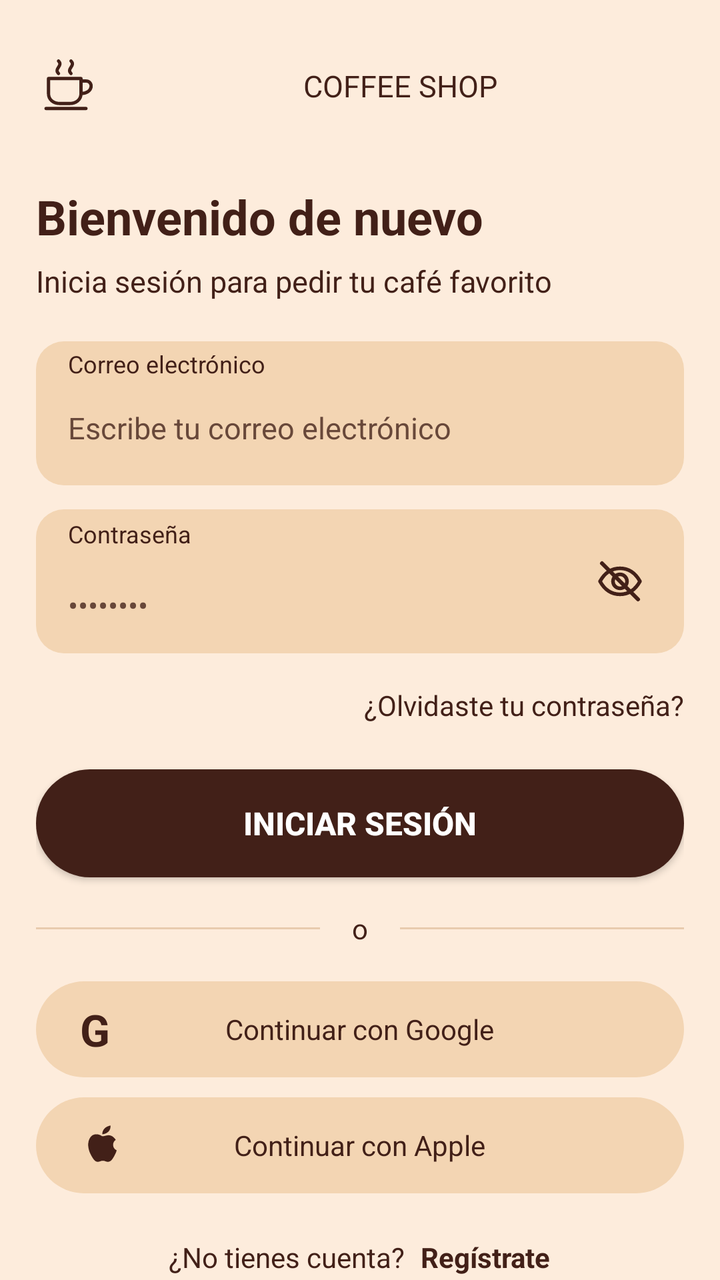
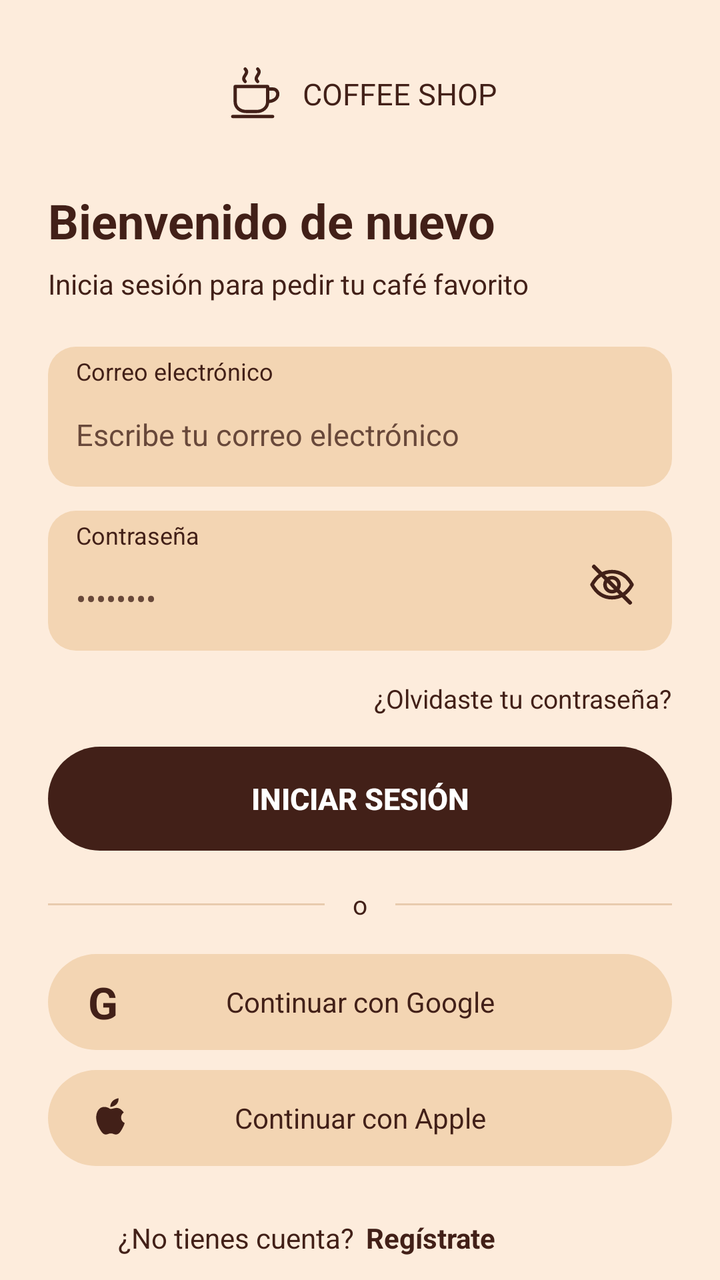

Two renders of the same Android screen: before a commit and after it. Below are the layout's source before the change and the commit's diff.
<!-- AndroidManifest.xml: application theme Theme.CoffeShop -->
<!-- res/layout/activity_login.xml -->
<?xml version="1.0" encoding="utf-8"?>
<androidx.constraintlayout.widget.ConstraintLayout
    xmlns:android="http://schemas.android.com/apk/res/android"
    xmlns:app="http://schemas.android.com/apk/res-auto"
    xmlns:tools="http://schemas.android.com/tools"
    android:id="@+id/main"
    android:layout_width="match_parent"
    android:layout_height="match_parent"
    android:background="#FDECDC"
    tools:context=".Vista.login">

    <ScrollView
        android:layout_width="0dp"
        android:layout_height="0dp"
        android:fillViewport="true"
        android:scrollbars="none"
        app:layout_constraintWidth_max="384dp"
        app:layout_constraintTop_toTopOf="parent"
        app:layout_constraintBottom_toBottomOf="parent"
        app:layout_constraintStart_toStartOf="parent"
        app:layout_constraintEnd_toEndOf="parent">

        <LinearLayout
            android:layout_width="match_parent"
            android:layout_height="wrap_content"
            android:orientation="vertical"
            android:paddingStart="18dp"
            android:paddingEnd="18dp"
            android:paddingTop="28dp"
            android:paddingBottom="16dp">

            
            <TextView
                android:layout_width="match_parent"
                android:layout_height="30dp"
                android:gravity="center"
                android:drawableStart="@drawable/ic_coffee"
                android:drawablePadding="10dp"
                android:text="@string/nombre_coffee"
                android:textColor="#422018"
                android:textSize="15sp"/>

            
            <TextView
                android:id="@+id/txtBienvenida"
                android:layout_width="match_parent"
                android:layout_height="wrap_content"
                android:layout_marginTop="34dp"
                android:text="@string/bienvenida"
                android:textColor="#422018"
                android:textSize="24sp"
                android:textStyle="bold"/>

            <TextView
                android:id="@+id/txtSubtitulo"
                android:layout_width="match_parent"
                android:layout_height="wrap_content"
                android:layout_marginTop="6dp"
                android:text="@string/subtitulo_login"
                android:textColor="#422018"
                android:textSize="15sp"/>

            
            <LinearLayout
                android:layout_width="match_parent"
                android:layout_height="72dp"
                android:layout_marginTop="20dp"
                android:background="@drawable/bg_campo"
                android:orientation="vertical"
                android:paddingStart="16dp"
                android:paddingEnd="12dp"
                android:paddingTop="3dp"
                android:paddingBottom="3dp">

                <TextView
                    android:layout_width="match_parent"
                    android:layout_height="wrap_content"
                    android:labelFor="@id/txtCorreo"
                    android:text="@string/correo"
                    android:textColor="#422018"
                    android:textSize="12sp"/>

                <EditText
                    android:id="@+id/txtCorreo"
                    android:layout_width="match_parent"
                    android:layout_height="48dp"
                    android:background="@null"
                    android:hint="@string/hint_correo"
                    android:inputType="textEmailAddress"
                    android:autofillHints="emailAddress"
                    android:imeOptions="actionNext"
                    android:singleLine="true"
                    android:padding="0dp"
                    android:textColor="#422018"
                    android:textColorHint="#68483A"
                    android:textSize="15sp"/>

            </LinearLayout>

            
            <androidx.constraintlayout.widget.ConstraintLayout
                android:layout_width="match_parent"
                android:layout_height="72dp"
                android:layout_marginTop="12dp"
                android:background="@drawable/bg_campo"
                android:paddingStart="16dp"
                android:paddingEnd="8dp">

                <TextView
                    android:id="@+id/lblContrasena"
                    android:layout_width="wrap_content"
                    android:layout_height="wrap_content"
                    android:layout_marginTop="4dp"
                    android:labelFor="@id/txtContrasena"
                    android:text="@string/contrasena"
                    android:textColor="#422018"
                    android:textSize="12sp"
                    app:layout_constraintTop_toTopOf="parent"
                    app:layout_constraintStart_toStartOf="parent"/>

                <EditText
                    android:id="@+id/txtContrasena"
                    android:layout_width="0dp"
                    android:layout_height="48dp"
                    android:background="@null"
                    android:hint="@string/hint_contrasena"
                    android:inputType="textPassword"
                    android:autofillHints="password"
                    android:imeOptions="actionDone"
                    android:singleLine="true"
                    android:padding="0dp"
                    android:textColor="#422018"
                    android:textColorHint="#68483A"
                    android:textSize="15sp"
                    app:layout_constraintStart_toStartOf="parent"
                    app:layout_constraintEnd_toStartOf="@id/btnVerContrasena"
                    app:layout_constraintBottom_toBottomOf="parent"/>

                
                <ImageButton
                    android:id="@+id/btnVerContrasena"
                    android:layout_width="48dp"
                    android:layout_height="48dp"
                    android:background="?attr/selectableItemBackgroundBorderless"
                    android:src="@drawable/ic_ojo_cerrado"
                    android:padding="12dp"
                    android:contentDescription="@string/mostrar_contrasena"
                    app:layout_constraintEnd_toEndOf="parent"
                    app:layout_constraintTop_toTopOf="parent"
                    app:layout_constraintBottom_toBottomOf="parent"/>

            </androidx.constraintlayout.widget.ConstraintLayout>

            
            <TextView
                android:id="@+id/txtOlvidasteContrasena"
                android:layout_width="match_parent"
                android:layout_height="48dp"
                android:layout_marginTop="2dp"
                android:gravity="center_vertical|end"
                android:text="@string/recuperar"
                android:textColor="#422018"
                android:textSize="14sp"

                android:clickable="true"
                android:focusable="true"/>

            
            <androidx.appcompat.widget.AppCompatButton
                android:id="@+id/btnIniciarSesion"
                android:layout_width="match_parent"
                android:layout_height="54dp"
                android:layout_marginTop="8dp"
                android:background="@drawable/bg_boton"
                android:backgroundTint="#422018"
                app:backgroundTint="#422018"
                android:text="@string/iniciar_sesion"
                android:textAllCaps="false"
                android:textColor="#FFFFFF"
                android:textSize="16sp"
                android:textStyle="bold"
                android:elevation="0dp"/>

            
            <LinearLayout
                android:layout_width="match_parent"
                android:layout_height="wrap_content"
                android:layout_marginTop="16dp"
                android:gravity="center_vertical"
                android:orientation="horizontal">

                <View
                    android:layout_width="0dp"
                    android:layout_height="1dp"
                    android:layout_weight="1"
                    android:background="#E8CBAE"/>

                <TextView
                    android:layout_width="wrap_content"
                    android:layout_height="wrap_content"
                    android:layout_marginStart="16dp"
                    android:layout_marginEnd="16dp"
                    android:text="@string/separador"
                    android:textColor="#422018"
                    android:textSize="14sp"/>

                <View
                    android:layout_width="0dp"
                    android:layout_height="1dp"
                    android:layout_weight="1"
                    android:background="#E8CBAE"/>

            </LinearLayout>

            
            <FrameLayout
                android:id="@+id/btnGoogle"
                android:layout_width="match_parent"
                android:layout_height="48dp"
                android:layout_marginTop="17dp"
                android:background="@drawable/bg_social"
                android:clickable="true"
                android:focusable="true"
                android:contentDescription="@string/google">

                <TextView
                    android:layout_width="wrap_content"
                    android:layout_height="wrap_content"
                    android:layout_gravity="start|center_vertical"
                    android:layout_marginStart="22dp"
                    android:text="@string/letra_google"
                    android:textColor="#422018"
                    android:textSize="22sp"
                    android:textStyle="bold"/>

                <TextView
                    android:layout_width="wrap_content"
                    android:layout_height="wrap_content"
                    android:layout_gravity="center"
                    android:text="@string/google"
                    android:textColor="#422018"
                    android:textSize="14sp"/>

            </FrameLayout>

            
            <FrameLayout
                android:id="@+id/btnApple"
                android:layout_width="match_parent"
                android:layout_height="48dp"
                android:layout_marginTop="10dp"
                android:background="@drawable/bg_social"
                android:clickable="true"
                android:focusable="true"
                android:contentDescription="@string/apple">

                <ImageView
                    android:layout_width="22dp"
                    android:layout_height="22dp"
                    android:layout_gravity="start|center_vertical"
                    android:layout_marginStart="22dp"
                    android:src="@drawable/ic_apple"
                    android:contentDescription="@null"/>

                <TextView
                    android:layout_width="wrap_content"
                    android:layout_height="wrap_content"
                    android:layout_gravity="center"
                    android:text="@string/apple"
                    android:textColor="#422018"
                    android:textSize="14sp"/>

            </FrameLayout>

            
            <LinearLayout
                android:layout_width="match_parent"
                android:layout_height="48dp"
                android:layout_marginTop="8dp"
                android:gravity="center"
                android:orientation="horizontal">

                <TextView
                    android:layout_width="wrap_content"
                    android:layout_height="wrap_content"
                    android:text="@string/sin_cuenta"
                    android:textColor="#422018"
                    android:textSize="14sp"/>

                <TextView
                    android:id="@+id/txtRegistrate"
                    android:layout_width="wrap_content"
                    android:layout_height="48dp"
                    android:minWidth="48dp"
                    android:layout_marginStart="8dp"
                    android:gravity="center"
                    android:text="@string/registrate"
                    android:textColor="#422018"
                    android:textSize="14sp"
                    android:textStyle="bold"

                    android:clickable="true"
                    android:focusable="true"/>

            </LinearLayout>

        </LinearLayout>

    </ScrollView>

</androidx.constraintlayout.widget.ConstraintLayout>
<!-- resources referenced by this layout -->
<resources>
  <!-- drawable bg_boton (drawable) -->
  <?xml version="1.0" encoding="utf-8"?>
  <shape xmlns:android="http://schemas.android.com/apk/res/android">
      <solid android:color="#43241B" />
      <corners android:radius="30dp" />
  </shape>
  <!-- drawable bg_campo (drawable) -->
  <?xml version="1.0" encoding="utf-8"?>
  <shape xmlns:android="http://schemas.android.com/apk/res/android"
      android:shape="rectangle">
  
      <solid android:color="#F3D5B3" />
      <corners android:radius="14dp" />
  
  </shape>
  <!-- drawable bg_social (drawable) -->
  <?xml version="1.0" encoding="utf-8"?>
  <shape xmlns:android="http://schemas.android.com/apk/res/android"
      android:shape="rectangle">
  
      <solid android:color="#F3D5B3" />
      <corners android:radius="28dp" />
  
  </shape>
  <!-- drawable ic_apple (drawable) -->
  <vector xmlns:android="http://schemas.android.com/apk/res/android"
      android:width="24dp"
      android:height="24dp"
      android:viewportWidth="24"
      android:viewportHeight="24">
  
      <path
          android:fillColor="#422018"
          android:pathData="M12.2,6 C12,3.6 13.9,1.7 16.6,1.2 C16.9,3.6 15.3,5.6 12.2,6 Z"/>
  
      <path
          android:fillColor="#422018"
          android:pathData="M12,7 C10.5,5.8 7.4,5.3 5.8,7.4 C3.7,10.1 4.3,14.3 6,17.3 C7.1,19.3 8.1,21 9.7,21 C10.8,21 11.2,20.4 12.5,20.4 C13.6,20.4 14.1,21 15.2,21 C16.9,21 17.9,19.3 18.9,17.4 C19.7,16 19.9,15 20,14.7 C17.6,13.7 17.4,10.4 19.5,9 C18.4,7.3 16.9,6.4 15.4,6.5 C14,6.6 12.9,7.2 12,7 Z"/>
  
  </vector>
  <!-- drawable ic_coffee (drawable) -->
  <vector xmlns:android="http://schemas.android.com/apk/res/android"
      android:width="30dp"
      android:height="30dp"
      android:viewportWidth="24"
      android:viewportHeight="24">
  
      <path
          android:fillColor="#00000000"
          android:strokeColor="#422018"
          android:strokeWidth="1.3"
          android:strokeLineCap="round"
          android:strokeLineJoin="round"
          android:pathData="M5,9 L18,9 L18,15 C18,17.5 16,19 13.5,19 L9.5,19 C7,19 5,17.5 5,15 Z M18,10 L20,10 C23,10 23,15 18,15 M4,21 L20,21 M9,7 C7,5 11,4 9,2 M14,7 C12,5 16,4 14,2"/>
  
  </vector>
  <string name="apple">Continuar con Apple</string>
  <string name="bienvenida">Bienvenido de nuevo</string>
  <string name="contrasena">Contraseña</string>
  <string name="correo">Correo electrónico</string>
  <string name="google">Continuar con Google</string>
  <string name="hint_contrasena">••••••••</string>
  <string name="hint_correo">Escribe tu correo electrónico</string>
  <string name="iniciar_sesion">INICIAR SESIÓN</string>
  <string name="letra_google">G</string>
  <string name="mostrar_contrasena">Mostrar contraseña</string>
  <string name="nombre_coffee">COFFEE SHOP</string>
  <string name="recuperar">¿Olvidaste tu contraseña?</string>
  <string name="registrate">Regístrate</string>
  <string name="separador">o</string>
  <string name="sin_cuenta">¿No tienes cuenta?</string>
  <string name="subtitulo_login">Inicia sesión para pedir tu café favorito</string>
  <style name="Theme.CoffeShop" parent="Base.Theme.CoffeShop" />
  <style name="Base.Theme.CoffeShop" parent="Theme.Material3.DayNight.NoActionBar">
          
          
      </style>
  <!-- unchanged entries left out for length: 1 -->
</resources>

<!-- the commit's change to res/layout/activity_login.xml (unified diff, before → after) -->
@@ -7,14 +7,19 @@
     android:layout_width="match_parent"
     android:layout_height="match_parent"
     android:background="#FDECDC"
+    android:focusable="true"
+    android:focusableInTouchMode="true"
+    android:descendantFocusability="beforeDescendants"
     tools:context=".Vista.login">
 
     <ScrollView
+        android:id="@+id/scrollLogin"
         android:layout_width="0dp"
         android:layout_height="0dp"
         android:fillViewport="true"
         android:scrollbars="none"
-        app:layout_constraintWidth_max="384dp"
+        android:overScrollMode="never"
+        app:layout_constraintWidth_max="480dp"
         app:layout_constraintTop_toTopOf="parent"
         app:layout_constraintBottom_toBottomOf="parent"
         app:layout_constraintStart_toStartOf="parent"
@@ -24,33 +29,48 @@
             android:layout_width="match_parent"
             android:layout_height="wrap_content"
             android:orientation="vertical"
-            android:paddingStart="18dp"
-            android:paddingEnd="18dp"
-            android:paddingTop="28dp"
-            android:paddingBottom="16dp">
-
-            
-            <TextView
-                android:layout_width="match_parent"
-                android:layout_height="30dp"
+            android:gravity="top"
+            android:paddingStart="24dp"
+            android:paddingEnd="24dp"
+            android:paddingTop="32dp"
+            android:paddingBottom="24dp">
+
+            
+            <LinearLayout
+                android:layout_width="match_parent"
+                android:layout_height="wrap_content"
                 android:gravity="center"
-                android:drawableStart="@drawable/ic_coffee"
-                android:drawablePadding="10dp"
-                android:text="@string/nombre_coffee"
-                android:textColor="#422018"
-                android:textSize="15sp"/>
+                android:orientation="horizontal">
+
+                <ImageView
+                    android:layout_width="30dp"
+                    android:layout_height="30dp"
+                    android:src="@drawable/ic_coffee"
+                    android:scaleType="fitCenter"
+                    android:contentDescription="@string/logo_coffee"/>
+
+                <TextView
+                    android:layout_width="wrap_content"
+                    android:layout_height="wrap_content"
+                    android:layout_marginStart="10dp"
+                    android:text="@string/nombre_coffee"
+                    android:textColor="#422018"
+                    android:textSize="15sp"/>
+
+            </LinearLayout>
 
             
             <TextView
                 android:id="@+id/txtBienvenida"
                 android:layout_width="match_parent"
                 android:layout_height="wrap_content"
-                android:layout_marginTop="34dp"
+                android:layout_marginTop="32dp"
                 android:text="@string/bienvenida"
                 android:textColor="#422018"
                 android:textSize="24sp"
                 android:textStyle="bold"/>
 
+            
             <TextView
                 android:id="@+id/txtSubtitulo"
                 android:layout_width="match_parent"
@@ -58,24 +78,26 @@
                 android:layout_marginTop="6dp"
                 android:text="@string/subtitulo_login"
                 android:textColor="#422018"
-                android:textSize="15sp"/>
+                android:textSize="14sp"/>
 
             
             <LinearLayout
-                android:layout_width="match_parent"
-                android:layout_height="72dp"
-                android:layout_marginTop="20dp"
+                android:id="@+id/contenedorCorreoLogin"
+                android:layout_width="match_parent"
+                android:layout_height="wrap_content"
+                android:layout_marginTop="22dp"
                 android:background="@drawable/bg_campo"
                 android:orientation="vertical"
-                android:paddingStart="16dp"
-                android:paddingEnd="12dp"
-                android:paddingTop="3dp"
-                android:paddingBottom="3dp">
+                android:paddingStart="14dp"
+                android:paddingEnd="14dp"
+                android:paddingTop="6dp"
+                android:paddingBottom="2dp">
 
                 <TextView
                     android:layout_width="match_parent"
                     android:layout_height="wrap_content"
                     android:labelFor="@id/txtCorreo"
+                    android:includeFontPadding="false"
                     android:text="@string/correo"
                     android:textColor="#422018"
                     android:textSize="12sp"/>
@@ -83,12 +105,15 @@
                 <EditText
                     android:id="@+id/txtCorreo"
                     android:layout_width="match_parent"
-                    android:layout_height="48dp"
+                    android:layout_height="wrap_content"
+                    android:minHeight="48dp"
                     android:background="@null"
+                    android:gravity="center_vertical"
                     android:hint="@string/hint_correo"
                     android:inputType="textEmailAddress"
                     android:autofillHints="emailAddress"
                     android:imeOptions="actionNext"
+                    android:nextFocusForward="@id/txtContrasena"
                     android:singleLine="true"
                     android:padding="0dp"
                     android:textColor="#422018"
@@ -98,31 +123,47 @@
             </LinearLayout>
 
             
+            <TextView
+                android:id="@+id/txtErrorCorreoLogin"
+                android:layout_width="match_parent"
+                android:layout_height="wrap_content"
+                android:layout_marginTop="5dp"
+                android:textColor="#B93826"
+                android:textSize="12sp"
+                android:visibility="gone"/>
+
+            
             <androidx.constraintlayout.widget.ConstraintLayout
-                android:layout_width="match_parent"
-                android:layout_height="72dp"
+                android:id="@+id/contenedorContrasenaLogin"
+                android:layout_width="match_parent"
+                android:layout_height="wrap_content"
                 android:layout_marginTop="12dp"
                 android:background="@drawable/bg_campo"
-                android:paddingStart="16dp"
-                android:paddingEnd="8dp">
+                android:paddingStart="14dp"
+                android:paddingEnd="6dp"
+                android:paddingTop="6dp"
+                android:paddingBottom="2dp">
 
                 <TextView
                     android:id="@+id/lblContrasena"
-                    android:layout_width="wrap_content"
-                    android:layout_height="wrap_content"
-                    android:layout_marginTop="4dp"
+                    android:layout_width="0dp"
+                    android:layout_height="wrap_content"
                     android:labelFor="@id/txtContrasena"
+                    android:includeFontPadding="false"
                     android:text="@string/contrasena"
                     android:textColor="#422018"
                     android:textSize="12sp"
                     app:layout_constraintTop_toTopOf="parent"
-                    app:layout_constraintStart_toStartOf="parent"/>
+                    app:layout_constraintStart_toStartOf="parent"
+                    app:layout_constraintEnd_toStartOf="@id/btnVerContrasena"/>
 
                 <EditText
                     android:id="@+id/txtContrasena"
                     android:layout_width="0dp"
-                    android:layout_height="48dp"
+                    android:layout_height="wrap_content"
+                    android:minHeight="48dp"
                     android:background="@null"
+                    android:gravity="center_vertical"
                     android:hint="@string/hint_contrasena"
                     android:inputType="textPassword"
                     android:autofillHints="password"
@@ -134,6 +175,7 @@
                     android:textSize="15sp"
                     app:layout_constraintStart_toStartOf="parent"
                     app:layout_constraintEnd_toStartOf="@id/btnVerContrasena"
+                    app:layout_constraintTop_toBottomOf="@id/lblContrasena"
                     app:layout_constraintBottom_toBottomOf="parent"/>
 
                 
@@ -143,6 +185,7 @@
                     android:layout_height="48dp"
                     android:background="?attr/selectableItemBackgroundBorderless"
                     android:src="@drawable/ic_ojo_cerrado"
+                    android:scaleType="fitCenter"
                     android:padding="12dp"
                     android:contentDescription="@string/mostrar_contrasena"
                     app:layout_constraintEnd_toEndOf="parent"
@@ -153,15 +196,25 @@
 
             
             <TextView
+                android:id="@+id/txtErrorContrasenaLogin"
+                android:layout_width="match_parent"
+                android:layout_height="wrap_content"
+                android:layout_marginTop="5dp"
+                android:textColor="#B93826"
+                android:textSize="12sp"
+                android:visibility="gone"/>
+
+            
+            <TextView
                 android:id="@+id/txtOlvidasteContrasena"
-                android:layout_width="match_parent"
-                android:layout_height="48dp"
-                android:layout_marginTop="2dp"
-                android:gravity="center_vertical|end"
+                android:layout_width="wrap_content"
+                android:layout_height="wrap_content"
+                android:minHeight="48dp"
+                android:layout_gravity="end"
+                android:gravity="center_vertical"
                 android:text="@string/recuperar"
                 android:textColor="#422018"
-                android:textSize="14sp"
-
+                android:textSize="13sp"
                 android:clickable="true"
                 android:focusable="true"/>
 
@@ -169,23 +222,26 @@
             <androidx.appcompat.widget.AppCompatButton
                 android:id="@+id/btnIniciarSesion"
                 android:layout_width="match_parent"
-                android:layout_height="54dp"
-                android:layout_marginTop="8dp"
+                android:layout_height="wrap_content"
+                android:minHeight="52dp"
                 android:background="@drawable/bg_boton"
                 android:backgroundTint="#422018"
                 app:backgroundTint="#422018"
+                android:paddingTop="12dp"
+                android:paddingBottom="12dp"
                 android:text="@string/iniciar_sesion"
+                android:textColor="#FFFFFF"
+                android:textSize="15sp"
+                android:textStyle="bold"
                 android:textAllCaps="false"
-                android:textColor="#FFFFFF"
-                android:textSize="16sp"
-                android:textStyle="bold"
-                android:elevation="0dp"/>
+                android:elevation="0dp"
+                android:stateListAnimator="@null"/>
 
             
             <LinearLayout
                 android:layout_width="match_parent"
                 android:layout_height="wrap_content"
-                android:layout_marginTop="16dp"
+                android:layout_marginTop="18dp"
                 android:gravity="center_vertical"
                 android:orientation="horizontal">
 
@@ -198,11 +254,11 @@
                 <TextView
                     android:layout_width="wrap_content"
                     android:layout_height="wrap_content"
-                    android:layout_marginStart="16dp"
-                    android:layout_marginEnd="16dp"
+                    android:layout_marginStart="14dp"
+                    android:layout_marginEnd="14dp"
                     android:text="@string/separador"
                     android:textColor="#422018"
-                    android:textSize="14sp"/>
+                    android:textSize="13sp"/>
 
                 <View
                     android:layout_width="0dp"
@@ -216,9 +272,11 @@
             <FrameLayout
                 android:id="@+id/btnGoogle"
                 android:layout_width="match_parent"
-                android:layout_height="48dp"
-                android:layout_marginTop="17dp"
+                android:layout_height="wrap_content"
+                android:minHeight="48dp"
+                android:layout_marginTop="16dp"
                 android:background="@drawable/bg_social"
+                android:foreground="?attr/selectableItemBackground"
                 android:clickable="true"
                 android:focusable="true"
                 android:contentDescription="@string/google">
@@ -227,16 +285,21 @@
                     android:layout_width="wrap_content"
                     android:layout_height="wrap_content"
                     android:layout_gravity="start|center_vertical"
-                    android:layout_marginStart="22dp"
+                    android:layout_marginStart="20dp"
                     android:text="@string/letra_google"
                     android:textColor="#422018"
                     android:textSize="22sp"
                     android:textStyle="bold"/>
 
                 <TextView
-                    android:layout_width="wrap_content"
+                    android:layout_width="match_parent"
                     android:layout_height="wrap_content"
                     android:layout_gravity="center"
+                    android:layout_marginStart="52dp"
+                    android:layout_marginEnd="52dp"
+                    android:paddingTop="10dp"
+                    android:paddingBottom="10dp"
+                    android:gravity="center"
                     android:text="@string/google"
                     android:textColor="#422018"
                     android:textSize="14sp"/>
@@ -247,9 +310,11 @@
             <FrameLayout
                 android:id="@+id/btnApple"
                 android:layout_width="match_parent"
-                android:layout_height="48dp"
+                android:layout_height="wrap_content"
+                android:minHeight="48dp"
                 android:layout_marginTop="10dp"
                 android:background="@drawable/bg_social"
+                android:foreground="?attr/selectableItemBackground"
                 android:clickable="true"
                 android:focusable="true"
                 android:contentDescription="@string/apple">
@@ -258,14 +323,19 @@
                     android:layout_width="22dp"
                     android:layout_height="22dp"
                     android:layout_gravity="start|center_vertical"
-                    android:layout_marginStart="22dp"
+                    android:layout_marginStart="20dp"
                     android:src="@drawable/ic_apple"
                     android:contentDescription="@null"/>
 
                 <TextView
-                    android:layout_width="wrap_content"
+                    android:layout_width="match_parent"
                     android:layout_height="wrap_content"
                     android:layout_gravity="center"
+                    android:layout_marginStart="52dp"
+                    android:layout_marginEnd="52dp"
+                    android:paddingTop="10dp"
+                    android:paddingBottom="10dp"
+                    android:gravity="center"
                     android:text="@string/apple"
                     android:textColor="#422018"
                     android:textSize="14sp"/>
@@ -275,30 +345,32 @@
             
             <LinearLayout
                 android:layout_width="match_parent"
-                android:layout_height="48dp"
-                android:layout_marginTop="8dp"
+                android:layout_height="wrap_content"
+                android:layout_marginTop="12dp"
                 android:gravity="center"
                 android:orientation="horizontal">
 
                 <TextView
-                    android:layout_width="wrap_content"
-                    android:layout_height="wrap_content"
+                    android:layout_width="0dp"
+                    android:layout_height="wrap_content"
+                    android:layout_weight="1"
+                    android:gravity="end|center_vertical"
                     android:text="@string/sin_cuenta"
                     android:textColor="#422018"
                     android:textSize="14sp"/>
 
                 <TextView
                     android:id="@+id/txtRegistrate"
-                    android:layout_width="wrap_content"
-                    android:layout_height="48dp"
-                    android:minWidth="48dp"
-                    android:layout_marginStart="8dp"
-                    android:gravity="center"
+                    android:layout_width="0dp"
+                    android:layout_height="wrap_content"
+                    android:layout_weight="1"
+                    android:minHeight="48dp"
+                    android:layout_marginStart="6dp"
+                    android:gravity="start|center_vertical"
                     android:text="@string/registrate"
                     android:textColor="#422018"
                     android:textSize="14sp"
                     android:textStyle="bold"
-
                     android:clickable="true"
                     android:focusable="true"/>
 
<!-- resource entries referenced after the edit -->
@@ -65,6 +65,7 @@
   <string name="hint_correo">Escribe tu correo electrónico</string>
   <string name="iniciar_sesion">INICIAR SESIÓN</string>
   <string name="letra_google">G</string>
+  <string name="logo_coffee">Logo Coffee Shop</string>
   <string name="mostrar_contrasena">Mostrar contraseña</string>
   <string name="nombre_coffee">COFFEE SHOP</string>
   <string name="recuperar">¿Olvidaste tu contraseña?</string>
